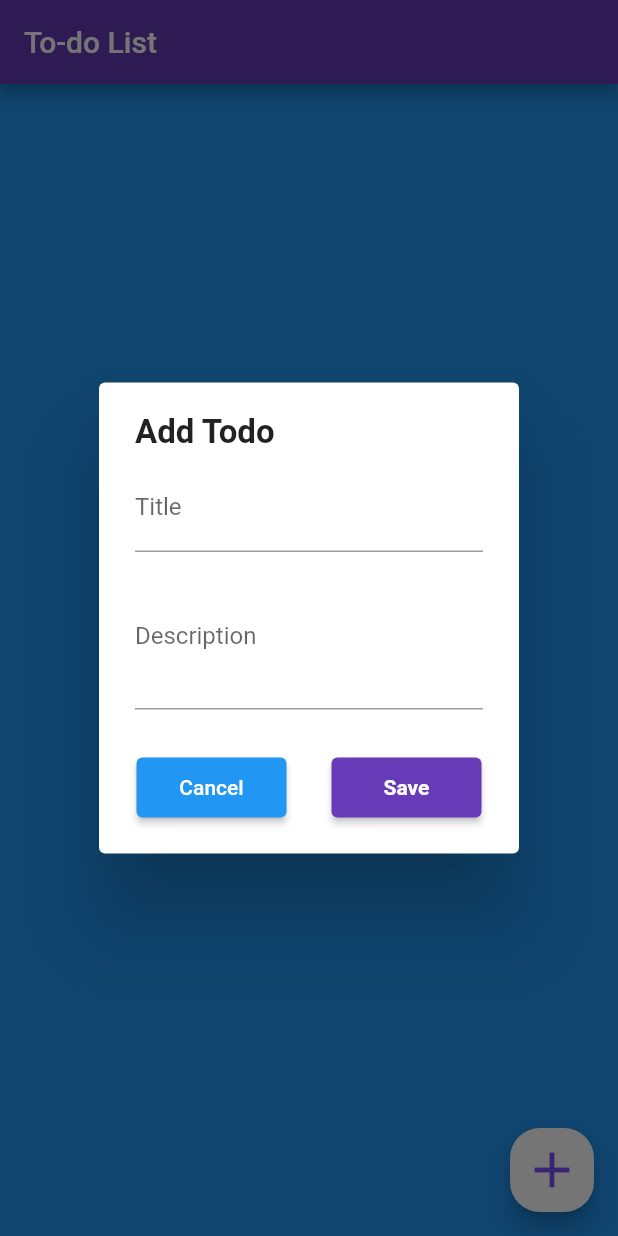
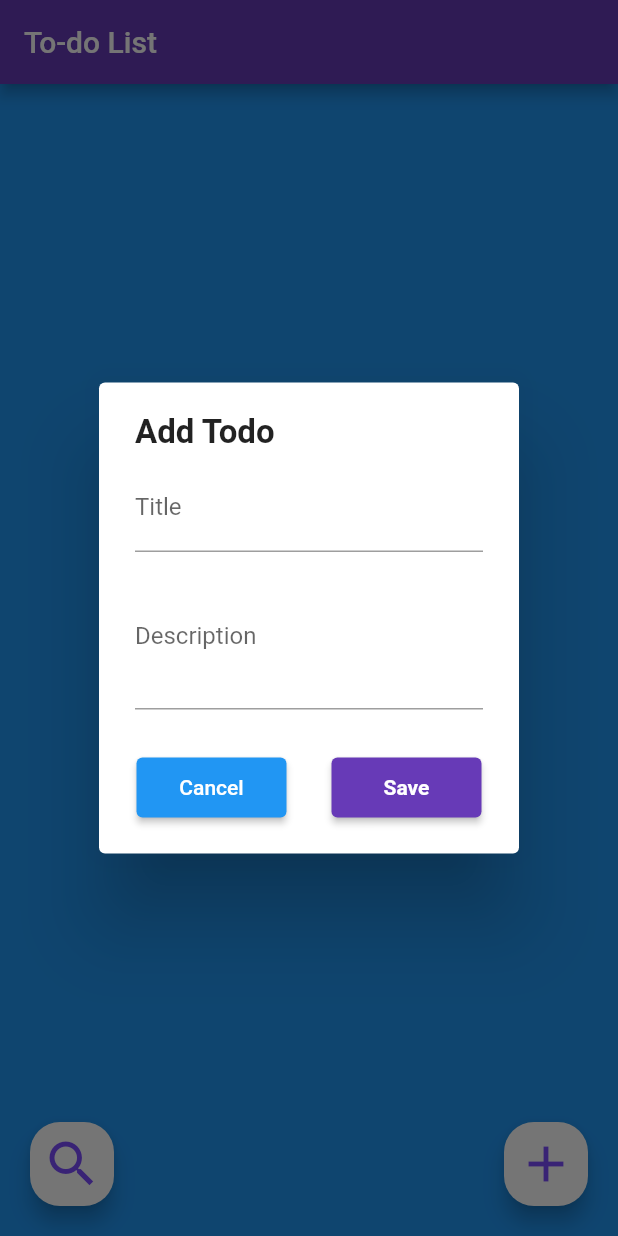
Before and after one commit to sakib556/To-Do-List-App-Sqflite-GetX-, a Flutter app: the HomePage screen opened directly, after a tap on the "add" icon, on a phone screen of 412 x 824 dp. Run offline on Flutter 3.47's test engine with Material 2 defaults, Android fonts, the phone set to English and light mode, and no system bars; our stand-ins replace get, shared_preferences, sqflite; accounts and stored records are empty.

Commit message:
todo search operation successfully done with design....... also need some responsive

```diff
--- a/lib/views/home/home_page.dart
+++ b/lib/views/home/home_page.dart
@@ -1,4 +1,6 @@
 import 'package:flutter/material.dart';
+import 'package:get/get.dart';
+import 'package:to_do_list_app_flutter/views/to-do_search/todo_search_page.dart';
 
 import 'local_widgets/todo_add_dialogue/todo_add_dialogue_widget.dart';
 import 'local_widgets/todo_list/todo_list_widget.dart';
@@ -17,10 +19,30 @@ class HomePage extends StatelessWidget {
         ),
         body: Container(
           child: Column(
-            children: [TodoListWidget()],
+            children: [
+              TodoListWidget(),
+              Padding(
+                padding: const EdgeInsets.all(20.0),
+                child: Row(
+                  mainAxisAlignment: MainAxisAlignment.spaceBetween,
+                  children: [
+                    FloatingActionButton(
+                      heroTag: "search",
+                      shape: RoundedRectangleBorder(
+                        borderRadius: BorderRadius.circular(20),
+                      ),
+                      backgroundColor: Colors.white,
+                      onPressed: () {
+                        Get.to(TodoSearchPage());
+                      },
+                      child: Icon(
+                        Icons.search,
+                        size: 40,
+                        color: Colors.deepPurpleAccent,
                       ),
                     ),
-        floatingActionButton: FloatingActionButton(
+                    FloatingActionButton(
+                      heroTag: "dialogue",
                       shape: RoundedRectangleBorder(
                         borderRadius: BorderRadius.circular(20),
                       ),
@@ -36,6 +58,12 @@ class HomePage extends StatelessWidget {
                         color: Colors.deepPurpleAccent,
                       ),
                     ),
+                  ],
+                ),
+              ),
+            ],
+          ),
+        ),
       ),
     );
   }
```
Also changed, not shown: lib/controllers/search_todos_controller.dart (added, +26 -0 lines), lib/views/to-do_search/todo_search_page.dart (added, +77 -0 lines). Lines whose indentation alone changed are shown as unchanged.
